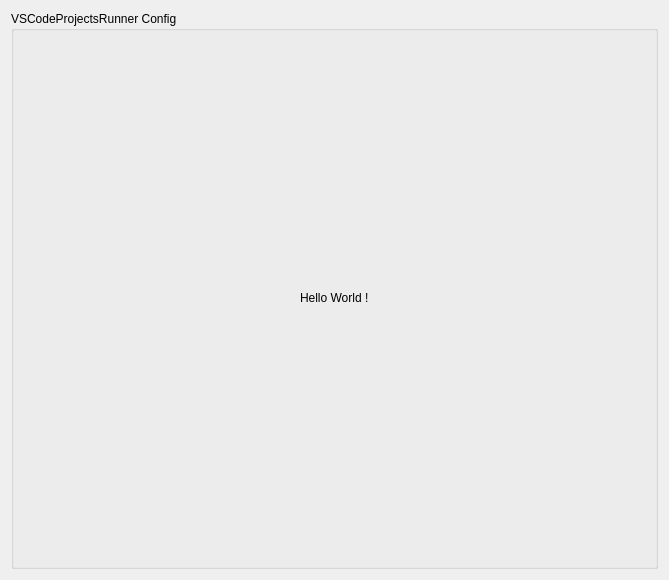
The window that src/config/vscodeprojectsrunner_config.ui (alex1701c/krunner-vscodeprojects) describes before a commit, drawn with Qt 5.
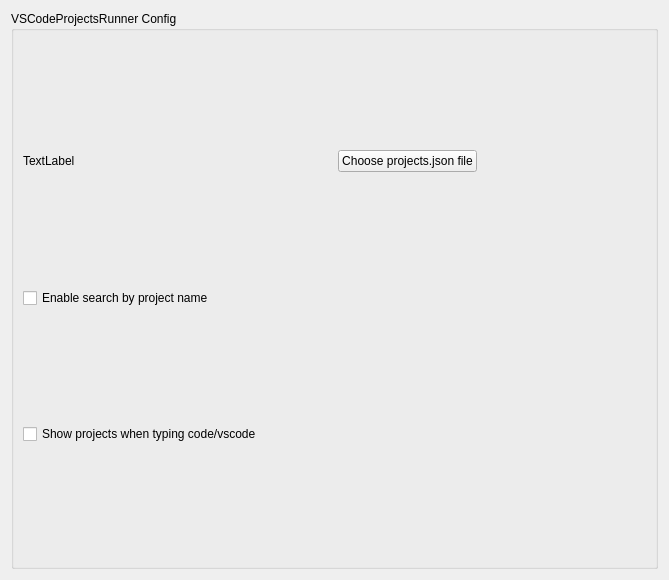
The same window after the commit.

Commit message: Design config dialog, filter results if searched by app name

What changed in the file:
```diff
--- a/src/config/vscodeprojectsrunner_config.ui
+++ b/src/config/vscodeprojectsrunner_config.ui
@@ -36,10 +36,35 @@
       <string>VSCodeProjectsRunner Config</string>
      </property>
      <layout class="QVBoxLayout" name="verticalLayout_4">
-      <item alignment="Qt::AlignHCenter|Qt::AlignVCenter">
-       <widget class="QLabel" name="label">
+      <item>
+       <layout class="QHBoxLayout" name="horizontalLayout">
+        <item>
+         <widget class="QLabel" name="fileLabel">
+          <property name="text">
+           <string>TextLabel</string>
+          </property>
+         </widget>
+        </item>
+        <item alignment="Qt::AlignLeft">
+         <widget class="QPushButton" name="fileChooserButton">
+          <property name="text">
+           <string>Choose projects.json file</string>
+          </property>
+         </widget>
+        </item>
+       </layout>
+      </item>
+      <item>
+       <widget class="QCheckBox" name="showProjectsByName">
         <property name="text">
-         <string>Hello World !</string>
+         <string>Enable search by project name</string>
+        </property>
+       </widget>
+      </item>
+      <item>
+       <widget class="QCheckBox" name="showProjectsByApplication">
+        <property name="text">
+         <string>Show projects when typing code/vscode</string>
         </property>
        </widget>
       </item>
```
The commit also changes 1 other file.
